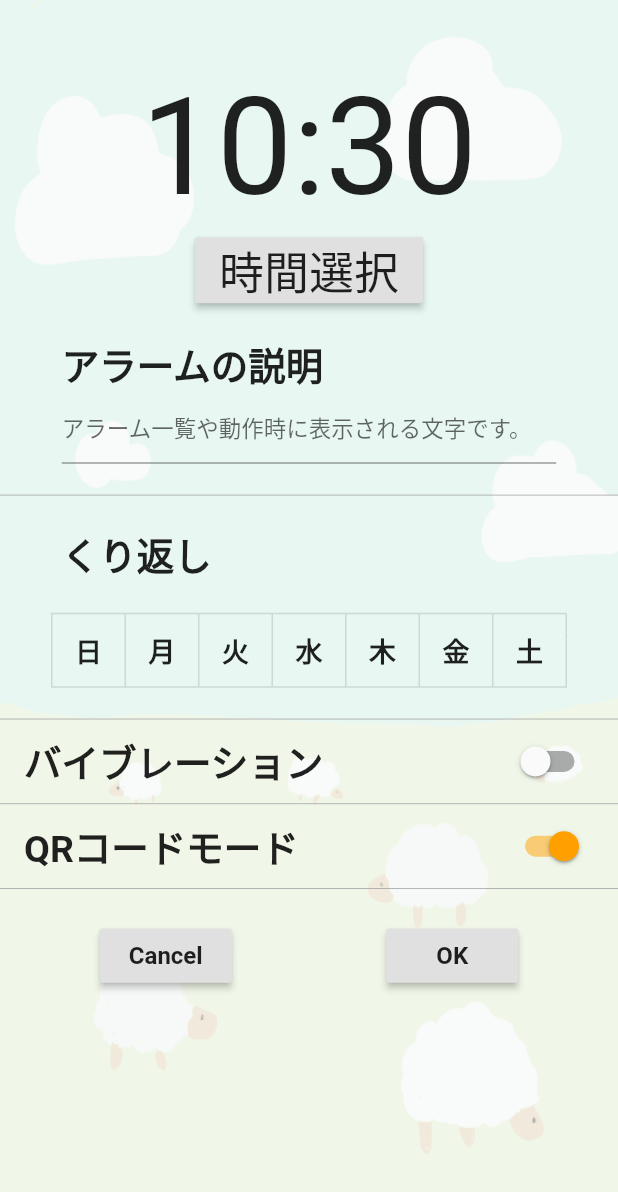
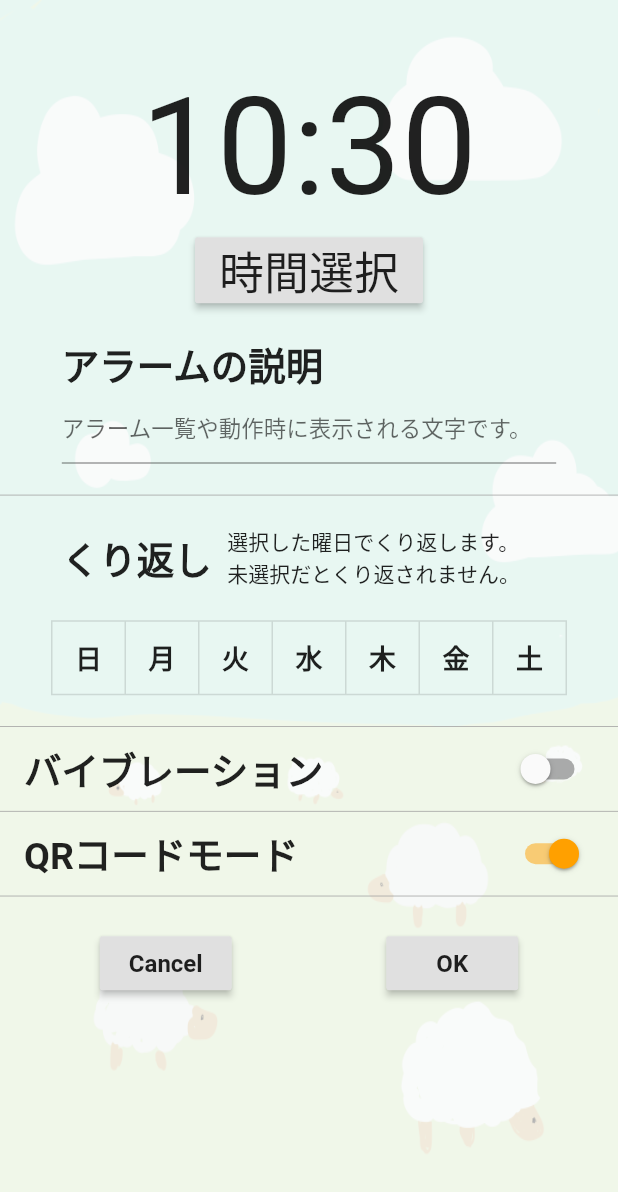
Before and after one commit to 06itsuki08/alarm_clock, a Flutter app: the AlarmSetting screen opened by its route, on a phone screen of 412 x 824 dp. Shown: the top 1192 px of the screen. Run offline on Flutter 3.47's test engine with Material 2 defaults, Android fonts, the light colour scheme and no system bars; our stand-ins replace flutter_local_notifications, shared_preferences, timezone, vibration; missing offline and left inert: barcode_scan, flutter_ringtone_player, workmanager; accounts and stored records are empty; Roboto replaces fonts that are missing (MPLUSRounded).

Commit message:
アラーム追加画面の文面を追加

```diff
--- a/lib/screen/alarmsetting.dart
+++ b/lib/screen/alarmsetting.dart
@@ -154,6 +154,15 @@ class _AlarmSettingState extends State<AlarmSetting> {
                                     "くり返し",
                                     style: itemName,
                                   ),
+                                  widthSpacer(width: size.width * 0.025),
+                                  Expanded(
+                                    child: Text(
+                                      "選択した曜日でくり返します。\n未選択だとくり返されません。",
+                                      maxLines: 2,
+                                      softWrap: true,
+                                    ),
+                                  ),
+                                  widthSpacer(width: size.width / 10),
                                 ],
                               ),
                             ),
```
